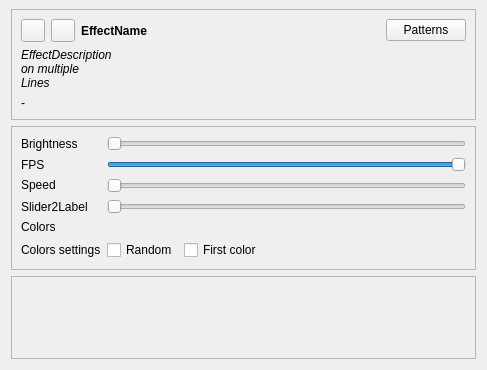
Qt form OpenRGBEffectPage.ui (DLdota/OpenRGBEffectsPlugin) before a commit.
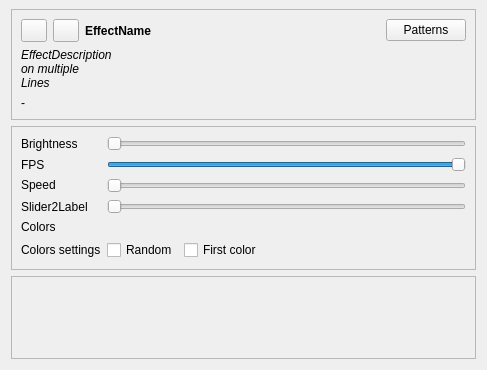
The same form after that commit. Custom widgets are drawn as their Qt base class.

Commit message: Fixed buttons size

What changed in the file:
```diff
--- a/OpenRGBEffectPage.ui
+++ b/OpenRGBEffectPage.ui
@@ -43,6 +43,18 @@
      <layout class="QGridLayout" name="gridLayout_2" rowstretch="0,0,0" columnstretch="0,0,1,0">
       <item row="0" column="0">
        <widget class="QToolButton" name="preview">
+        <property name="minimumSize">
+         <size>
+          <width>26</width>
+          <height>0</height>
+         </size>
+        </property>
+        <property name="maximumSize">
+         <size>
+          <width>26</width>
+          <height>16777215</height>
+         </size>
+        </property>
         <property name="toolTip">
          <string>Preview</string>
         </property>
@@ -53,6 +65,18 @@
       </item>
       <item row="0" column="1">
        <widget class="QToolButton" name="toggle_info">
+        <property name="minimumSize">
+         <size>
+          <width>26</width>
+          <height>0</height>
+         </size>
+        </property>
+        <property name="maximumSize">
+         <size>
+          <width>26</width>
+          <height>16777215</height>
+         </size>
+        </property>
         <property name="toolTip">
          <string>Expand/Collapse</string>
         </property>
```
The commit also changes 5 other files.
